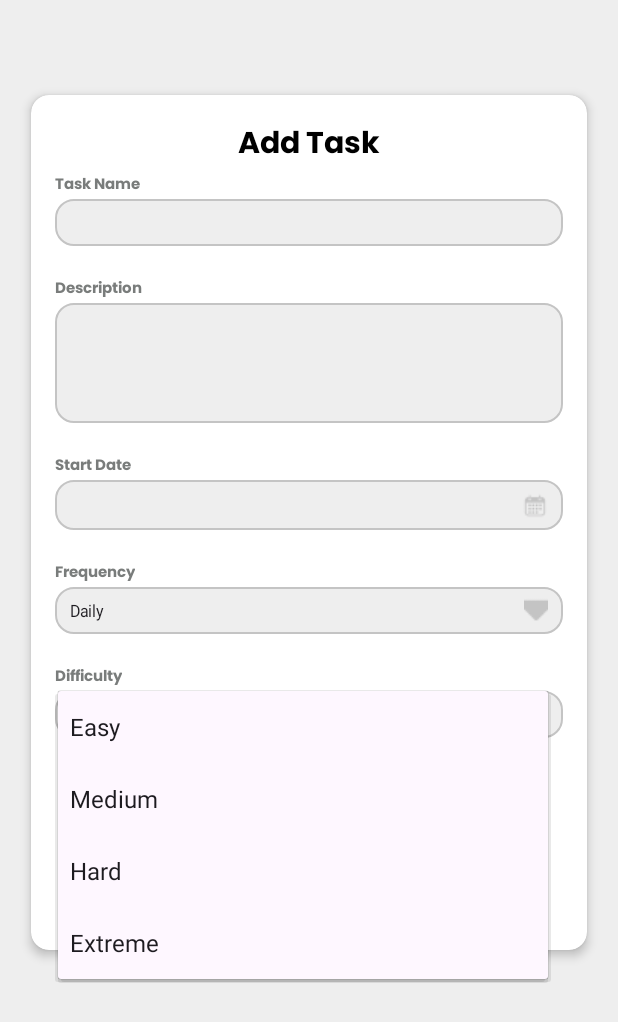
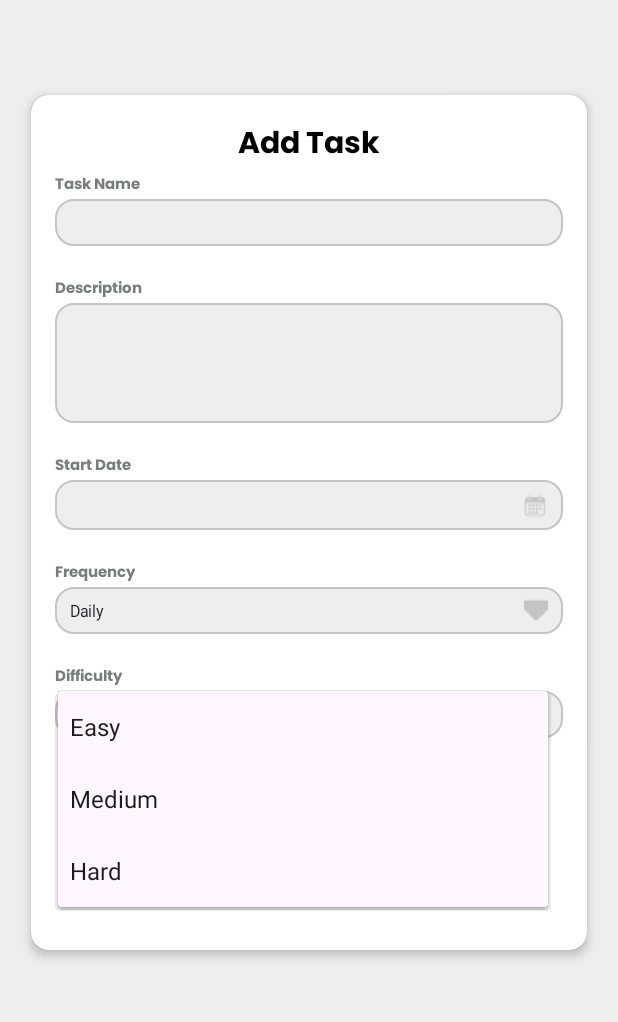
Before and after one commit to anoobis-bot/KuboQuest, an Android app: the AddTaskActivity screen opened directly, with no data from a screen before it, after a tap on "Easy", on a phone screen of 412 x 824 dp. Shown: the top 1022 px of the screen. Run offline under Robolectric (Android 15) with nearby library versions, the phone set to English and light mode, and no system bars.

Commit message:
refactor: removed extreme difficulty

```diff
--- a/app/src/main/java/com/mobdeve/harvesters/kuboquest/AddTaskActivity.java
+++ b/app/src/main/java/com/mobdeve/harvesters/kuboquest/AddTaskActivity.java
@@ -52,7 +52,6 @@ public class AddTaskActivity extends AppCompatActivity {
         difficultyChoices.add("Easy");
         difficultyChoices.add("Medium");
         difficultyChoices.add("Hard");
-        difficultyChoices.add("Extreme");
 
         ArrayAdapter<String> frequencyAdapter = new ArrayAdapter<String>(this,
                 android.R.layout.simple_spinner_item, frequencyChoices) {
```
